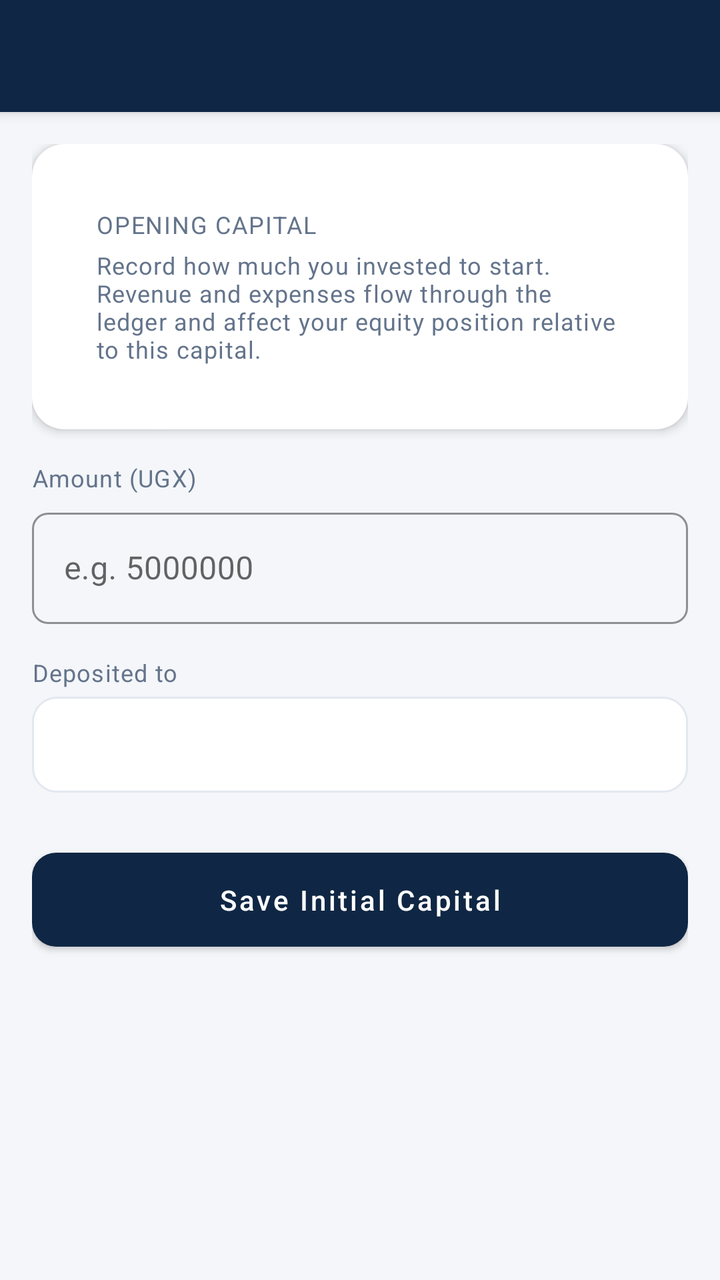
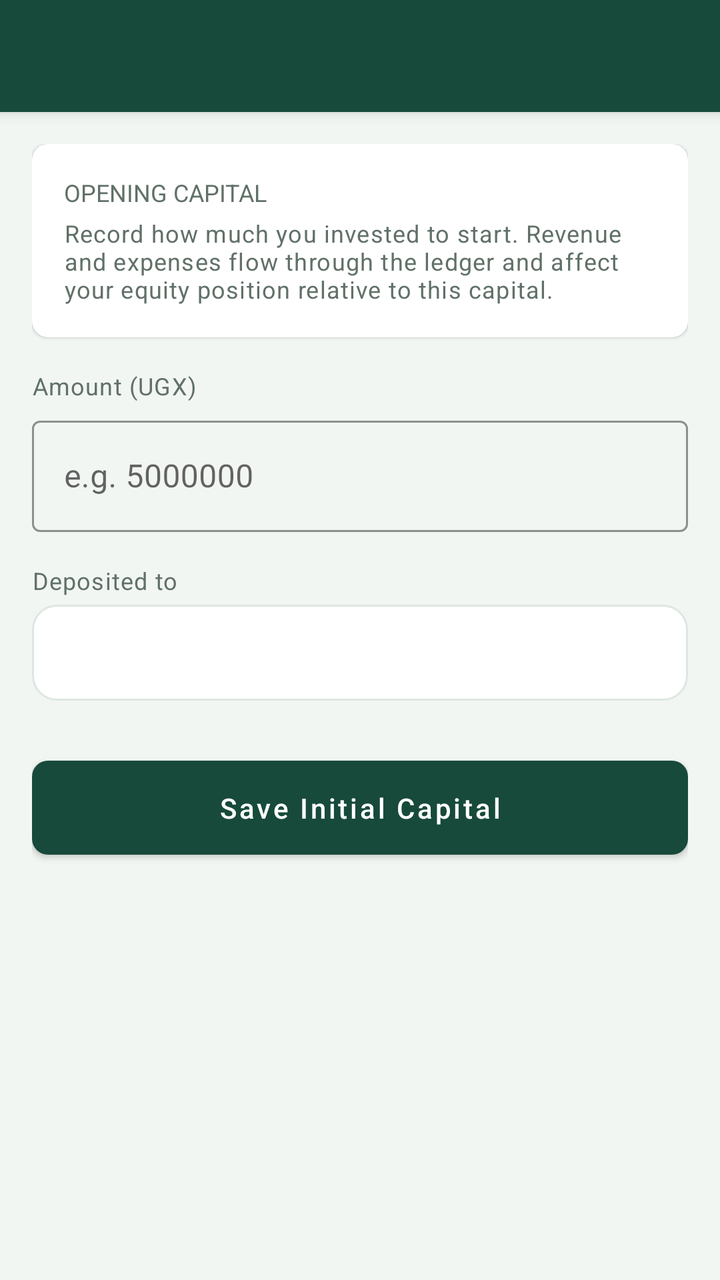

Compare the two renders of this Android layout. The source of the first and the diff that turns it into the second are given below.
<!-- AndroidManifest.xml: application theme Theme.FinanceApp -->
<!-- res/layout/activity_capital_setup.xml -->
<?xml version="1.0" encoding="utf-8"?>
<androidx.coordinatorlayout.widget.CoordinatorLayout xmlns:android="http://schemas.android.com/apk/res/android"
    xmlns:app="http://schemas.android.com/apk/res-auto"
    android:layout_width="match_parent"
    android:layout_height="match_parent"
    android:background="@color/background">

    <com.google.android.material.appbar.AppBarLayout
        android:layout_width="match_parent"
        android:layout_height="wrap_content"
        android:background="@color/primary"
        app:elevation="4dp">

        <com.google.android.material.appbar.MaterialToolbar
            android:id="@+id/toolbar"
            android:layout_width="match_parent"
            android:layout_height="?attr/actionBarSize"
            app:navigationIconTint="@color/text_on_primary"
            app:titleTextColor="@color/text_on_primary" />
    </com.google.android.material.appbar.AppBarLayout>

    <androidx.core.widget.NestedScrollView
        android:layout_width="match_parent"
        android:layout_height="match_parent"
        app:layout_behavior="@string/appbar_scrolling_view_behavior">

        <LinearLayout
            android:layout_width="match_parent"
            android:layout_height="wrap_content"
            android:orientation="vertical"
            android:padding="@dimen/spacing_md">

            <com.google.android.material.card.MaterialCardView
                style="@style/Card.Dashboard"
                android:layout_width="match_parent"
                android:layout_height="wrap_content"
                android:layout_marginBottom="@dimen/spacing_md">

                <LinearLayout
                    android:layout_width="match_parent"
                    android:layout_height="wrap_content"
                    android:orientation="vertical"
                    android:padding="@dimen/spacing_md">

                    <TextView
                        style="@style/Text.StatLabel"
                        android:layout_width="wrap_content"
                        android:layout_height="wrap_content"
                        android:text="Opening Capital" />

                    <TextView
                        style="@style/Text.Caption"
                        android:layout_width="wrap_content"
                        android:layout_height="wrap_content"
                        android:layout_marginTop="4dp"
                        android:text="Record how much you invested to start. Revenue and expenses flow through the ledger and affect your equity position relative to this capital." />
                </LinearLayout>
            </com.google.android.material.card.MaterialCardView>

            <TextView style="@style/Text.Caption" android:layout_width="wrap_content" android:layout_height="wrap_content" android:text="Amount (UGX)" />

            <com.google.android.material.textfield.TextInputLayout
                android:layout_width="match_parent"
                android:layout_height="wrap_content"
                android:layout_marginTop="4dp">

                <com.google.android.material.textfield.TextInputEditText
                    android:id="@+id/etAmount"
                    android:layout_width="match_parent"
                    android:layout_height="wrap_content"
                    android:hint="e.g. 5000000"
                    android:inputType="numberDecimal" />
            </com.google.android.material.textfield.TextInputLayout>

            <TextView
                style="@style/Text.Caption"
                android:layout_width="wrap_content"
                android:layout_height="wrap_content"
                android:layout_marginTop="@dimen/spacing_md"
                android:text="Deposited to" />

            <Spinner
                android:id="@+id/spinnerAccount"
                android:layout_width="match_parent"
                android:layout_height="48dp"
                android:layout_marginTop="4dp"
                android:background="@drawable/bg_summary_banner" />

            <com.google.android.material.button.MaterialButton
                android:id="@+id/btnSave"
                style="@style/Button.Primary"
                android:layout_width="match_parent"
                android:layout_height="wrap_content"
                android:layout_marginTop="@dimen/spacing_lg"
                android:text="Save Initial Capital" />
        </LinearLayout>
    </androidx.core.widget.NestedScrollView>
</androidx.coordinatorlayout.widget.CoordinatorLayout>
<!-- resources referenced by this layout -->
<resources>
  <color name="background">#F4F6F9</color>
  <color name="primary">#0F2744</color>
  <color name="text_on_primary">#FFFFFF</color>
  <dimen name="spacing_lg">24dp</dimen>
  <dimen name="spacing_md">16dp</dimen>
  <!-- drawable bg_summary_banner (drawable) -->
  <?xml version="1.0" encoding="utf-8"?>
  <shape xmlns:android="http://schemas.android.com/apk/res/android"
      android:shape="rectangle">
      <solid android:color="@color/surface" />
      <corners android:radius="12dp" />
      <stroke android:width="1dp" android:color="@color/divider" />
  </shape>
  <style name="Button.Primary" parent="Widget.MaterialComponents.Button">
          <item name="android:textColor">@color/text_on_primary</item>
          <item name="backgroundTint">@color/primary</item>
          <item name="cornerRadius">@dimen/radius_md</item>
          <item name="android:paddingTop">14dp</item>
          <item name="android:paddingBottom">14dp</item>
          <item name="android:textAllCaps">false</item>
          <item name="android:fontFamily">sans-serif-medium</item>
      </style>
  <style name="Card.Dashboard" parent="Widget.MaterialComponents.CardView">
          <item name="cardCornerRadius">@dimen/radius_lg</item>
          <item name="cardElevation">@dimen/card_elevation</item>
          <item name="cardBackgroundColor">@color/surface</item>
          <item name="contentPadding">@dimen/spacing_md</item>
      </style>
  <style name="Text.Caption" parent="TextAppearance.MaterialComponents.Caption">
          <item name="android:textColor">@color/text_secondary</item>
          <item name="android:textSize">@dimen/text_caption</item>
      </style>
  <style name="Text.StatLabel" parent="Text.Caption">
          <item name="android:textColor">@color/text_secondary</item>
          <item name="android:textAllCaps">true</item>
          <item name="android:letterSpacing">0.05</item>
      </style>
  <color name="surface">#FFFFFF</color>
  <color name="divider">#E2E8F0</color>
  <dimen name="radius_md">12dp</dimen>
  <dimen name="radius_lg">16dp</dimen>
  <dimen name="card_elevation">3dp</dimen>
  <color name="text_secondary">#64748B</color>
  <dimen name="text_caption">12sp</dimen>
  <color name="primary_dark">#091A2E</color>
  <color name="accent">#C9A227</color>
  <color name="accent_light">#F5E6B8</color>
  <color name="text_on_accent">#0F172A</color>
  <style name="Fab.Primary" parent="Widget.MaterialComponents.FloatingActionButton">
          <item name="backgroundTint">@color/accent</item>
          <item name="tint">@color/text_on_accent</item>
          <item name="elevation">6dp</item>
      </style>
  <style name="TextInput.Finance" parent="Widget.MaterialComponents.TextInputLayout.OutlinedBox">
          <item name="boxCornerRadiusTopStart">@dimen/radius_sm</item>
          <item name="boxCornerRadiusTopEnd">@dimen/radius_sm</item>
          <item name="boxCornerRadiusBottomStart">@dimen/radius_sm</item>
          <item name="boxCornerRadiusBottomEnd">@dimen/radius_sm</item>
          <item name="boxStrokeColor">@color/primary</item>
          <item name="hintTextColor">@color/text_hint</item>
      </style>
  <dimen name="radius_sm">8dp</dimen>
  <color name="text_hint">#94A3B8</color>
  <!-- unchanged entries left out for length: 1 -->
</resources>

<!-- the commit's change to res/layout/activity_capital_setup.xml (unified diff, before → after) -->
@@ -86,6 +86,31 @@
                 android:layout_marginTop="4dp"
                 android:background="@drawable/bg_summary_banner" />
 
+            <TextView
+                android:id="@+id/tvReceivingNumber"
+                style="@style/Text.Body"
+                android:layout_width="match_parent"
+                android:layout_height="wrap_content"
+                android:layout_marginTop="@dimen/spacing_sm"
+                android:background="@color/info_bg"
+                android:padding="@dimen/spacing_sm"
+                android:visibility="gone" />
+
+            <com.google.android.material.textfield.TextInputLayout
+                android:id="@+id/tilTransactionReference"
+                style="@style/TextInput.Finance"
+                android:layout_width="match_parent"
+                android:layout_height="wrap_content"
+                android:layout_marginTop="@dimen/spacing_sm"
+                android:hint="MTN/Airtel transaction reference"
+                android:visibility="gone">
+                <com.google.android.material.textfield.TextInputEditText
+                    android:id="@+id/etTransactionReference"
+                    android:layout_width="match_parent"
+                    android:layout_height="wrap_content"
+                    android:inputType="textCapCharacters" />
+            </com.google.android.material.textfield.TextInputLayout>
+
             <com.google.android.material.button.MaterialButton
                 android:id="@+id/btnSave"
                 style="@style/Button.Primary"
<!-- resource entries referenced after the edit -->
@@ -1,10 +1,12 @@
 <!-- resources referenced by this layout -->
 <resources>
-  <color name="background">#F4F6F9</color>
-  <color name="primary">#0F2744</color>
+  <color name="background">#F2F6F3</color>
+  <color name="info_bg">#E0F0F4</color>
+  <color name="primary">#174A3A</color>
   <color name="text_on_primary">#FFFFFF</color>
   <dimen name="spacing_lg">24dp</dimen>
   <dimen name="spacing_md">16dp</dimen>
+  <dimen name="spacing_sm">8dp</dimen>
   <!-- drawable bg_summary_banner (drawable) -->
   <?xml version="1.0" encoding="utf-8"?>
   <shape xmlns:android="http://schemas.android.com/apk/res/android"
@@ -23,10 +25,14 @@
           <item name="android:fontFamily">sans-serif-medium</item>
       </style>
   <style name="Card.Dashboard" parent="Widget.MaterialComponents.CardView">
-          <item name="cardCornerRadius">@dimen/radius_lg</item>
+          <item name="cardCornerRadius">@dimen/radius_md</item>
           <item name="cardElevation">@dimen/card_elevation</item>
           <item name="cardBackgroundColor">@color/surface</item>
-          <item name="contentPadding">@dimen/spacing_md</item>
+          <item name="contentPadding">0dp</item>
+      </style>
+  <style name="Text.Body" parent="TextAppearance.MaterialComponents.Body2">
+          <item name="android:textColor">@color/text_secondary</item>
+          <item name="android:textSize">@dimen/text_body</item>
       </style>
   <style name="Text.Caption" parent="TextAppearance.MaterialComponents.Caption">
           <item name="android:textColor">@color/text_secondary</item>
@@ -35,19 +41,19 @@
   <style name="Text.StatLabel" parent="Text.Caption">
           <item name="android:textColor">@color/text_secondary</item>
           <item name="android:textAllCaps">true</item>
-          <item name="android:letterSpacing">0.05</item>
+          <item name="android:letterSpacing">0</item>
       </style>
   <color name="surface">#FFFFFF</color>
-  <color name="divider">#E2E8F0</color>
-  <dimen name="radius_md">12dp</dimen>
-  <dimen name="radius_lg">16dp</dimen>
-  <dimen name="card_elevation">3dp</dimen>
-  <color name="text_secondary">#64748B</color>
+  <color name="divider">#DEE7E1</color>
+  <dimen name="radius_md">8dp</dimen>
+  <dimen name="card_elevation">1dp</dimen>
+  <color name="text_secondary">#617168</color>
+  <dimen name="text_body">14sp</dimen>
   <dimen name="text_caption">12sp</dimen>
-  <color name="primary_dark">#091A2E</color>
-  <color name="accent">#C9A227</color>
-  <color name="accent_light">#F5E6B8</color>
-  <color name="text_on_accent">#0F172A</color>
+  <color name="primary_dark">#0D3026</color>
+  <color name="accent">#E8B943</color>
+  <color name="accent_light">#F8E8B5</color>
+  <color name="text_on_accent">#17251F</color>
   <style name="Fab.Primary" parent="Widget.MaterialComponents.FloatingActionButton">
           <item name="backgroundTint">@color/accent</item>
           <item name="tint">@color/text_on_accent</item>
@@ -61,8 +67,8 @@
           <item name="boxStrokeColor">@color/primary</item>
           <item name="hintTextColor">@color/text_hint</item>
       </style>
-  <dimen name="radius_sm">8dp</dimen>
-  <color name="text_hint">#94A3B8</color>
+  <dimen name="radius_sm">4dp</dimen>
+  <color name="text_hint">#87958C</color>
   <!-- unchanged entries left out for length: 1 -->
 </resources>
 
